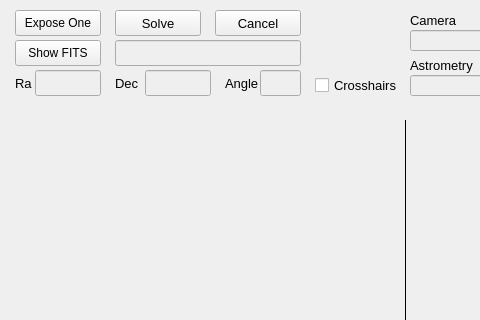
The window that mountwizzard/gui/image_window_ui.ui (sayitfast/MountWizzard3) describes before a commit, drawn with Qt 5; both pictures show x 0 to 480 and y 0 to 320 of the 791 by 641 pixel window.
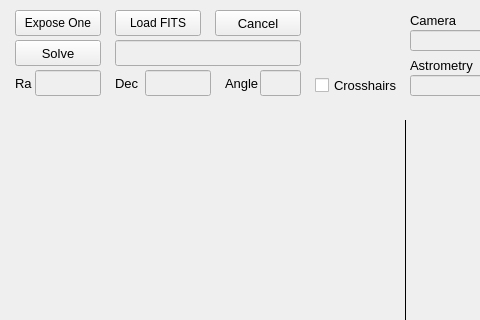
The same window after the commit.

```diff
--- a/mountwizzard/gui/image_window_ui.ui
+++ b/mountwizzard/gui/image_window_ui.ui
@@ -154,8 +154,8 @@
   <widget class="QPushButton" name="btn_solve">
    <property name="geometry">
     <rect>
-     <x>115</x>
-     <y>10</y>
+     <x>15</x>
+     <y>40</y>
      <width>86</width>
      <height>26</height>
     </rect>
@@ -619,8 +619,8 @@
    </property>
    <property name="geometry">
     <rect>
-     <x>15</x>
-     <y>40</y>
+     <x>115</x>
+     <y>10</y>
      <width>86</width>
      <height>26</height>
     </rect>
@@ -629,7 +629,7 @@
     <string>&lt;html&gt;&lt;head/&gt;&lt;body&gt;&lt;p&gt;Single exposure&lt;/p&gt;&lt;/body&gt;&lt;/html&gt;</string>
    </property>
    <property name="text">
-    <string>Show FITS</string>
+    <string>Load FITS</string>
    </property>
   </widget>
   <widget class="QLabel" name="label_85">
```
Left out of the diff: 4 changed lines with no effect on the pictures.
